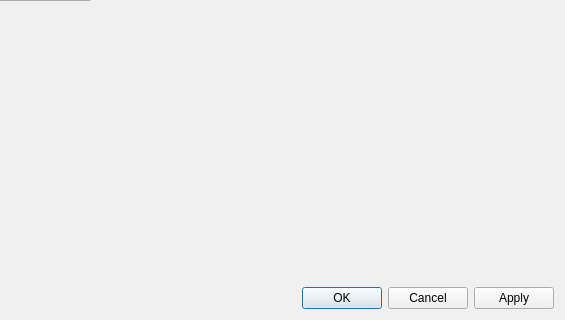
Above: src/_APL/settingTime/timeset.ui from QmGohinn/DaDoeiamiSys before the change; both pictures show x 267 to 832 and y 100 to 420 of the 832 by 420 pixel window. Below: the same form after it.
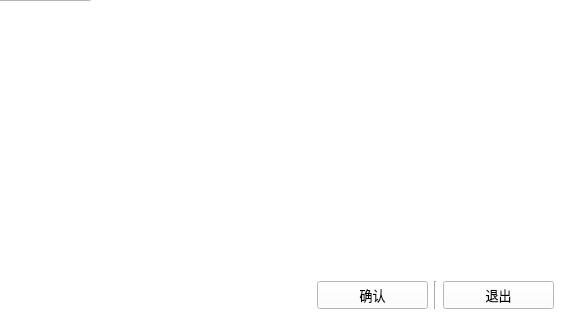
That is the form after the change. Icons and pictures are not drawn.

What changed in the file:
```diff
--- a/src/_APL/settingTime/timeset.ui
+++ b/src/_APL/settingTime/timeset.ui
@@ -32,7 +32,7 @@
    <string>timeset</string>
   </property>
   <property name="styleSheet">
-   <string notr="true">background-color: rgb(240, 240, 240);</string>
+   <string notr="true">background-color: rgb(255, 255, 255);</string>
   </property>
   <layout class="QHBoxLayout" name="horizontalLayout_3">
    <item>
@@ -352,9 +352,79 @@
         </spacer>
        </item>
        <item>
-        <widget class="QDialogButtonBox" name="buttonBox">
-         <property name="standardButtons">
-          <set>QDialogButtonBox::Apply|QDialogButtonBox::Cancel|QDialogButtonBox::Ok</set>
+        <widget class="QPushButton" name="pushButton_2">
+         <property name="minimumSize">
+          <size>
+           <width>111</width>
+           <height>0</height>
+          </size>
+         </property>
+         <property name="font">
+          <font>
+           <family>宋体</family>
+           <pointsize>10</pointsize>
+          </font>
+         </property>
+         <property name="cursor">
+          <cursorShape>PointingHandCursor</cursorShape>
+         </property>
+         <property name="styleSheet">
+          <string notr="true">background-color: rgb(255, 255, 255);</string>
+         </property>
+         <property name="text">
+          <string>确认</string>
+         </property>
+         <property name="icon">
+          <iconset resource="../../../Resource.qrc">
+           <normaloff>:/res/tab/sure.ico</normaloff>:/res/tab/sure.ico</iconset>
+         </property>
+         <property name="iconSize">
+          <size>
+           <width>30</width>
+           <height>20</height>
+          </size>
+         </property>
+        </widget>
+       </item>
+       <item>
+        <widget class="Line" name="line">
+         <property name="orientation">
+          <enum>Qt::Vertical</enum>
+         </property>
+        </widget>
+       </item>
+       <item>
+        <widget class="QPushButton" name="pushButton">
+         <property name="minimumSize">
+          <size>
+           <width>111</width>
+           <height>0</height>
+          </size>
+         </property>
+         <property name="font">
+          <font>
+           <family>宋体</family>
+           <pointsize>10</pointsize>
+          </font>
+         </property>
+         <property name="cursor">
+          <cursorShape>PointingHandCursor</cursorShape>
+         </property>
+         <property name="styleSheet">
+          <string notr="true">background-color: rgb(255, 255, 255);</string>
+         </property>
+         <property name="text">
+          <string>退出</string>
+         </property>
+         <property name="icon">
+          <iconset resource="../../../Resource.qrc">
+           <normaloff>:/res/action/close.png</normaloff>:/res/action/close.png</iconset>
+         </property>
+         <property name="iconSize">
+          <size>
+           <width>30</width>
+           <height>20</height>
+          </size>
          </property>
         </widget>
        </item>
```
Left out of the diff: 13 changed lines with no effect on the pictures.
